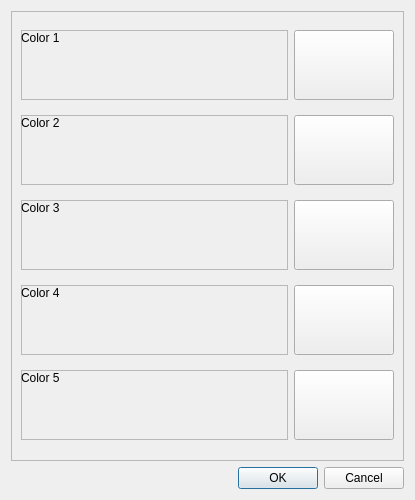
Qt form colorsetter.ui (deveshrai/WaterColorStencilApp) before a commit.
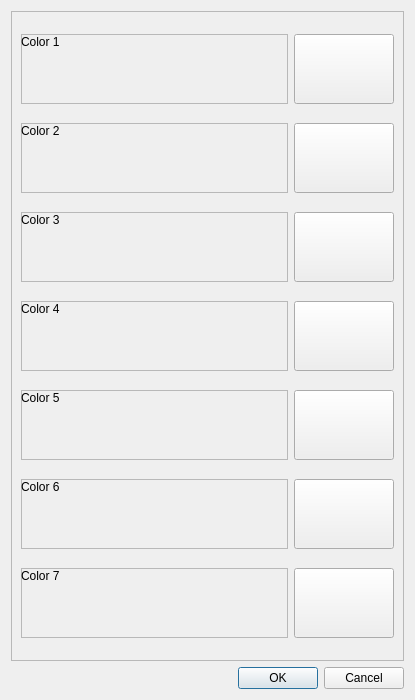
The same form after that commit.

```diff
--- a/colorsetter.ui
+++ b/colorsetter.ui
@@ -7,13 +7,13 @@
     <x>0</x>
     <y>0</y>
     <width>415</width>
-    <height>500</height>
+    <height>700</height>
    </rect>
   </property>
   <property name="maximumSize">
    <size>
     <width>415</width>
-    <height>500</height>
+    <height>700</height>
    </size>
   </property>
   <property name="windowTitle">
@@ -259,6 +259,98 @@
         </item>
        </layout>
       </item>
+      <item>
+       <layout class="QHBoxLayout" name="horizontalLayout_6">
+        <item>
+         <widget class="QFrame" name="frame_7">
+          <property name="frameShape">
+           <enum>QFrame::StyledPanel</enum>
+          </property>
+          <property name="frameShadow">
+           <enum>QFrame::Raised</enum>
+          </property>
+          <widget class="QLabel" name="label_6">
+           <property name="geometry">
+            <rect>
+             <x>0</x>
+             <y>0</y>
+             <width>59</width>
+             <height>16</height>
+            </rect>
+           </property>
+           <property name="text">
+            <string>Color 6</string>
+           </property>
+          </widget>
+         </widget>
+        </item>
+        <item>
+         <widget class="QPushButton" name="col6btn">
+          <property name="minimumSize">
+           <size>
+            <width>100</width>
+            <height>70</height>
+           </size>
+          </property>
+          <property name="maximumSize">
+           <size>
+            <width>100</width>
+            <height>70</height>
+           </size>
+          </property>
+          <property name="text">
+           <string/>
+          </property>
+         </widget>
+        </item>
+       </layout>
+      </item>
+      <item>
+       <layout class="QHBoxLayout" name="horizontalLayout_7">
+        <item>
+         <widget class="QFrame" name="frame_8">
+          <property name="frameShape">
+           <enum>QFrame::StyledPanel</enum>
+          </property>
+          <property name="frameShadow">
+           <enum>QFrame::Raised</enum>
+          </property>
+          <widget class="QLabel" name="label_7">
+           <property name="geometry">
+            <rect>
+             <x>0</x>
+             <y>0</y>
+             <width>59</width>
+             <height>16</height>
+            </rect>
+           </property>
+           <property name="text">
+            <string>Color 7</string>
+           </property>
+          </widget>
+         </widget>
+        </item>
+        <item>
+         <widget class="QPushButton" name="col7btn">
+          <property name="minimumSize">
+           <size>
+            <width>100</width>
+            <height>70</height>
+           </size>
+          </property>
+          <property name="maximumSize">
+           <size>
+            <width>100</width>
+            <height>70</height>
+           </size>
+          </property>
+          <property name="text">
+           <string/>
+          </property>
+         </widget>
+        </item>
+       </layout>
+      </item>
      </layout>
     </widget>
    </item>
```
